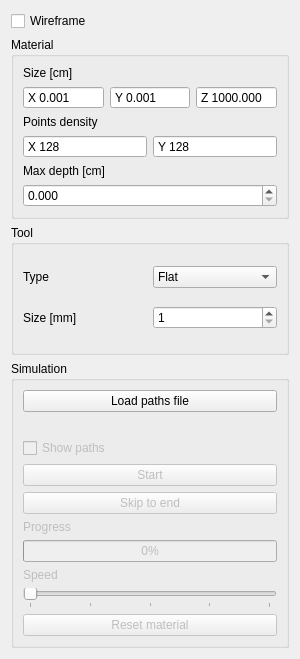
VenMolom/GeometricModeling, file Controls/Modules/CNCRouterModule/cncroutermodule.ui: the form before one commit.
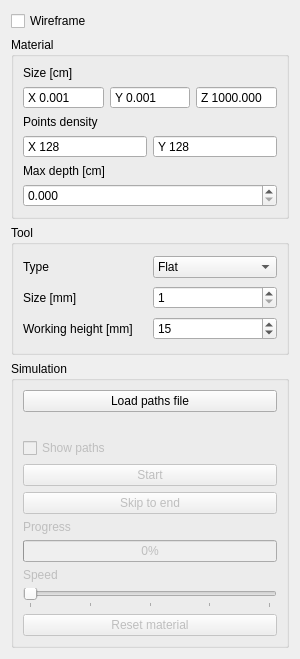
The form after the commit.

What changed in the file:
```diff
--- a/Controls/Modules/CNCRouterModule/cncroutermodule.ui
+++ b/Controls/Modules/CNCRouterModule/cncroutermodule.ui
@@ -405,13 +405,6 @@
       <string>Tool</string>
      </property>
      <layout class="QGridLayout" name="gridLayout_5">
-      <item row="0" column="0">
-       <widget class="QLabel" name="toolTypeLabel">
-        <property name="text">
-         <string>Type</string>
-        </property>
-       </widget>
-      </item>
       <item row="0" column="1">
        <widget class="QComboBox" name="toolType">
         <property name="currentText">
@@ -443,6 +436,30 @@
         </property>
        </widget>
       </item>
+      <item row="0" column="0">
+       <widget class="QLabel" name="toolTypeLabel">
+        <property name="text">
+         <string>Type</string>
+        </property>
+       </widget>
+      </item>
+      <item row="2" column="0">
+       <widget class="QLabel" name="workingHeightLabel">
+        <property name="text">
+         <string>Working height [mm]</string>
+        </property>
+       </widget>
+      </item>
+      <item row="2" column="1">
+       <widget class="QSpinBox" name="workingHeight">
+        <property name="minimum">
+         <number>1</number>
+        </property>
+        <property name="value">
+         <number>15</number>
+        </property>
+       </widget>
+      </item>
      </layout>
     </widget>
    </item>
```
